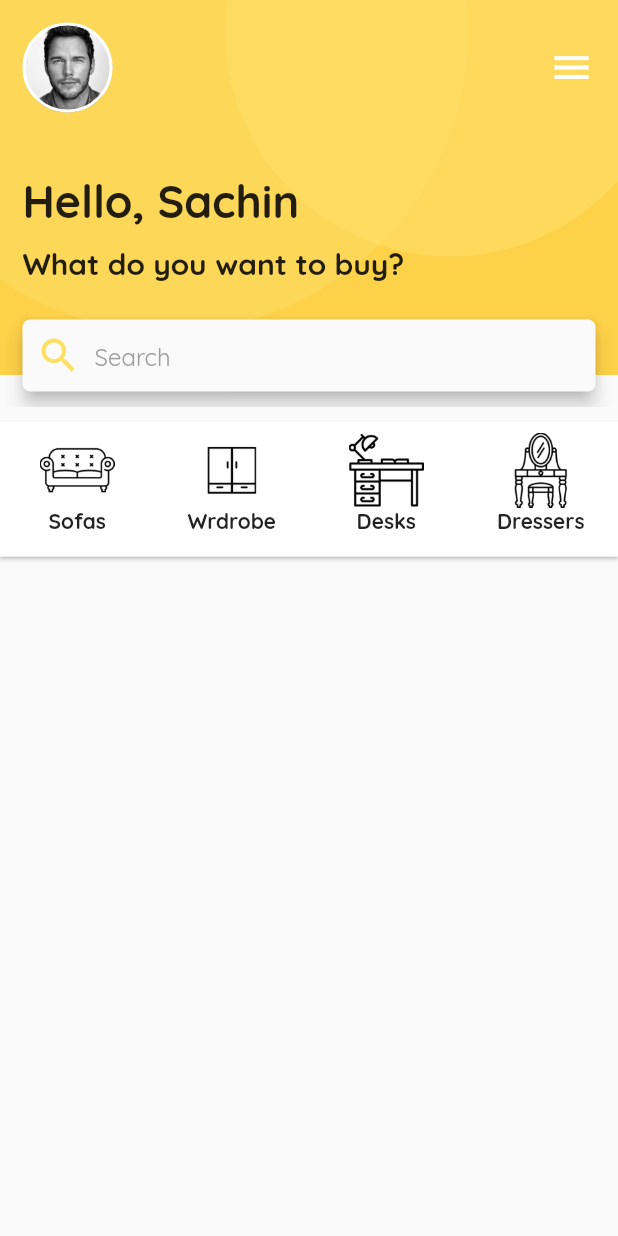
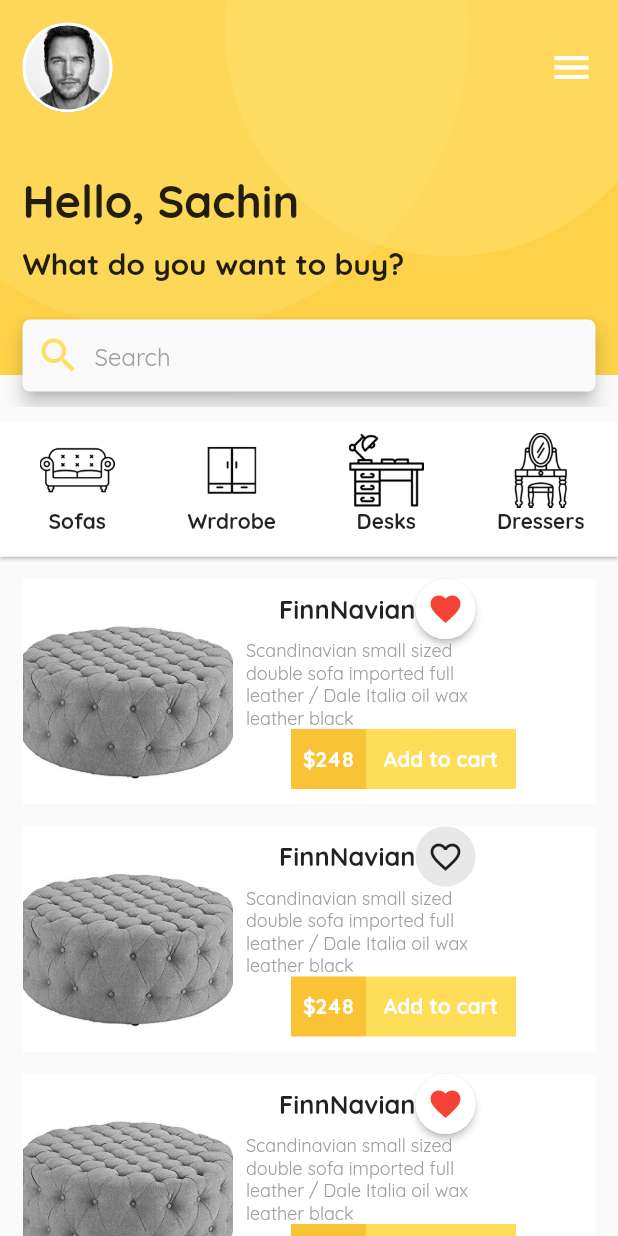
Before and after one commit to imsks/Furniture-App-UI, a Flutter app: the screen it shows after launch, on a phone screen of 412 x 824 dp. Run offline on Flutter 3.47's test engine with Material 2 defaults, Android fonts, the phone set to English and light mode, and no system bars.

Commit message:
Finished project

```diff
--- a/lib/main.dart
+++ b/lib/main.dart
@@ -18,7 +18,7 @@ class MyHomePage extends StatefulWidget {
   _MyHomePageState createState() => _MyHomePageState();
 }
 
-class _MyHomePageState extends State<MyHomePage> {
+class _MyHomePageState extends State<MyHomePage> with SingleTickerProviderStateMixin{
 
   int getColorHexFromStr(String colorStr) {
     colorStr = "FF" + colorStr;
@@ -292,9 +292,11 @@ class _MyHomePageState extends State<MyHomePage> {
                       ),
                     ),
                   ),
-
                 ],
-              )
+              ),
+              itemCard('FinnNavian', 'assets/ottoman.jpg', false),
+              itemCard('FinnNavian', 'assets/ottoman.jpg', true),
+              itemCard('FinnNavian', 'assets/ottoman.jpg', false),
             ],
           )
         ],
@@ -302,3 +304,106 @@ class _MyHomePageState extends State<MyHomePage> {
     );
   }
 }
+
+Widget itemCard(String title, String imgPath, bool isFavorite) {
+  return Padding(
+    padding: EdgeInsets.only(left: 15.0, right: 15.0, top: 15.0),
+    child: Container(
+      height: 150.0,
+      width: double.infinity,
+      color: Colors.white,
+      child: Row(
+        children: <Widget>[
+          Container(
+            width: 140.0,
+            height: 150.0,
+            decoration: BoxDecoration(
+                image: DecorationImage(
+                    image: AssetImage(imgPath), fit: BoxFit.cover)),
+          ),
+          SizedBox(width: 4.0),
+          Column(
+            children: <Widget>[
+              Row(
+                children: <Widget>[
+                  Text(
+                    title,
+                    style: TextStyle(
+                        fontFamily: 'Quicksand',
+                        fontSize: 17.0,
+                        fontWeight: FontWeight.bold),
+                  ),
+//                  SizedBox(width: 45.0),
+                  Material(
+                    elevation: isFavorite ? 0.0 : 2.0,
+                    borderRadius: BorderRadius.circular(20.0),
+                    child: Container(
+                      height: 40.0,
+                      width: 40.0,
+                      decoration: BoxDecoration(
+                          borderRadius: BorderRadius.circular(20.0),
+                          color: isFavorite
+                              ? Colors.grey.withOpacity(0.2)
+                              : Colors.white),
+                      child: Center(
+                        child: isFavorite
+                            ? Icon(Icons.favorite_border)
+                            : Icon(Icons.favorite, color: Colors.red),
+                      ),
+                    ),
+                  )
+                ],
+              ),
+//              SizedBox(height: 5.0),
+              Container(
+                width: 175.0,
+                child: Text(
+                  'Scandinavian small sized double sofa imported full leather / Dale Italia oil wax leather black',
+                  textAlign: TextAlign.left,
+                  style: TextStyle(
+                      fontFamily: 'Quicksand',
+                      color: Colors.grey,
+                      fontSize: 12.0),
+                ),
+              ),
+//              SizedBox(height: 5.0),
+              Row(
+                children: <Widget>[
+                  SizedBox(width: 35.0),
+                  Container(
+                    height: 40.0,
+                    width: 50.0,
+                    color: Color(0xFFF9C335),
+                    child: Center(
+                      child: Text(
+                        '\$248',
+                        style: TextStyle(
+                            color: Colors.white,
+                            fontFamily: 'Quicksand',
+                            fontWeight: FontWeight.bold),
+                      ),
+                    ),
+                  ),
+                  Container(
+                    height: 40.0,
+                    width: 100.0,
+                    color: Color(0xFFFEDD59),
+                    child: Center(
+                      child: Text(
+                        'Add to cart',
+                        style: TextStyle(
+                            color: Colors.white,
+                            fontFamily: 'Quicksand',
+                            fontWeight: FontWeight.bold),
+                      ),
+                    ),
+                  )
+                ],
+              )
+            ],
+          )
+        ],
+      ),
+    ),
+  );
+}
```
